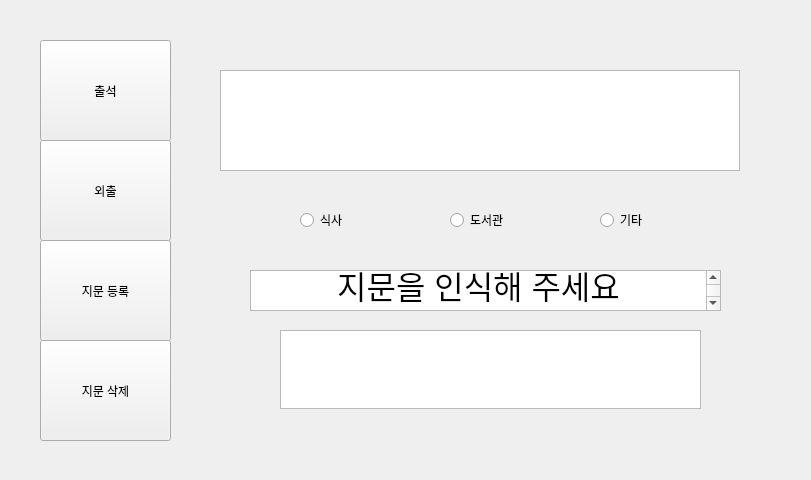
The window that fingerPrint/fingerPrint_kyumin/qt-designer/ammend_2.ui (kyumin1227/python-application) describes before a commit, drawn with Qt 5.
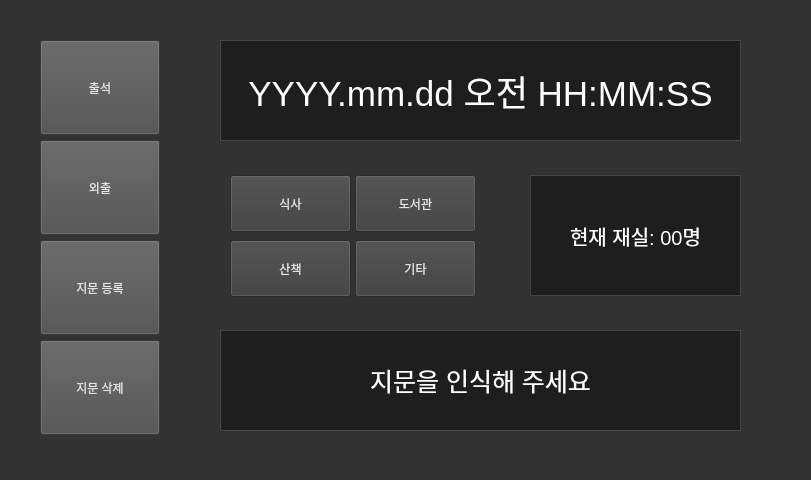
The same window after the commit. The open tabs and pages were chosen to show the change.

Commit message: Feat: UI 디자인 완성 및 페이지 변경 기능 추가

Diff of the .ui file:
```diff
--- a/fingerPrint/fingerPrint_kyumin/qt-designer/ammend_2.ui
+++ b/fingerPrint/fingerPrint_kyumin/qt-designer/ammend_2.ui
@@ -13,16 +13,26 @@
   <property name="windowTitle">
    <string>MainWindow</string>
   </property>
+  <property name="autoFillBackground">
+   <bool>false</bool>
+  </property>
+  <property name="styleSheet">
+   <string notr="true">background-color: rgb(50, 50, 50);</string>
+  </property>
   <widget class="QWidget" name="centralwidget">
    <widget class="QPushButton" name="fingerprint_button">
     <property name="geometry">
      <rect>
       <x>40</x>
       <y>40</y>
-      <width>131</width>
-      <height>101</height>
+      <width>120</width>
+      <height>95</height>
      </rect>
     </property>
+    <property name="styleSheet">
+     <string notr="true">background-color: rgb(78, 78, 78);
+color: rgb(227, 227, 227);</string>
+    </property>
     <property name="text">
      <string>출석</string>
     </property>
@@ -32,10 +42,14 @@
      <rect>
       <x>40</x>
       <y>140</y>
-      <width>131</width>
-      <height>101</height>
+      <width>120</width>
+      <height>95</height>
      </rect>
     </property>
+    <property name="styleSheet">
+     <string notr="true">background-color: rgb(78, 78, 78);
+color: rgb(227, 227, 227);</string>
+    </property>
     <property name="text">
      <string>외출</string>
     </property>
@@ -45,10 +59,14 @@
      <rect>
       <x>40</x>
       <y>240</y>
-      <width>131</width>
-      <height>101</height>
+      <width>120</width>
+      <height>95</height>
      </rect>
     </property>
+    <property name="styleSheet">
+     <string notr="true">background-color: rgb(78, 78, 78);
+color: rgb(227, 227, 227);</string>
+    </property>
     <property name="text">
      <string>지문 등록</string>
     </property>
@@ -58,10 +76,14 @@
      <rect>
       <x>40</x>
       <y>340</y>
-      <width>131</width>
-      <height>101</height>
+      <width>120</width>
+      <height>95</height>
      </rect>
     </property>
+    <property name="styleSheet">
+     <string notr="true">background-color: rgb(78, 78, 78);
+color: rgb(227, 227, 227);</string>
+    </property>
     <property name="text">
      <string>지문 삭제</string>
     </property>
@@ -75,6 +97,9 @@
       <height>391</height>
      </rect>
     </property>
+    <property name="autoFillBackground">
+     <bool>false</bool>
+    </property>
     <property name="currentIndex">
      <number>0</number>
     </property>
@@ -144,82 +169,146 @@
      </widget>
     </widget>
     <widget class="QWidget" name="outing_page">
-     <widget class="QRadioButton" name="radioButton_food">
+     <widget class="QLabel" name="out_label_date">
       <property name="geometry">
        <rect>
-        <x>120</x>
-        <y>170</y>
-        <width>100</width>
-        <height>20</height>
+        <x>40</x>
+        <y>0</y>
+        <width>521</width>
+        <height>101</height>
        </rect>
       </property>
+      <property name="autoFillBackground">
+       <bool>false</bool>
+      </property>
+      <property name="styleSheet">
+       <string notr="true">color: rgb(255, 255, 255);
+background-color: rgb(30, 30, 30);   
+border: 1px solid rgb(70, 70, 70);
+font-size: 35px;</string>
+      </property>
       <property name="text">
-       <string>식사 </string>
+       <string>YYYY.mm.dd 오전 HH:MM:SS</string>
       </property>
+      <property name="alignment">
+       <set>Qt::AlignCenter</set>
+      </property>
      </widget>
-     <widget class="QRadioButton" name="radioButton_lib">
+     <widget class="QLabel" name="out_label_now">
       <property name="geometry">
        <rect>
-        <x>270</x>
-        <y>170</y>
-        <width>100</width>
-        <height>20</height>
+        <x>350</x>
+        <y>135</y>
+        <width>211</width>
+        <height>121</height>
        </rect>
+      </property>
+      <property name="styleSheet">
+       <string notr="true">color: rgb(255, 255, 255);
+background-color: rgb(30, 30, 30);   
+border: 1px solid rgb(70, 70, 70);
+font-size: 20px;</string>
+      </property>
+      <property name="text">
+       <string>현재 재실: 00명</string>
+      </property>
+      <property name="alignment">
+       <set>Qt::AlignCenter</set>
+      </property>
+     </widget>
+     <widget class="QLabel" name="out_label_text">
+      <property name="geometry">
+       <rect>
+        <x>40</x>
+        <y>290</y>
+        <width>521</width>
+        <height>101</height>
+       </rect>
+      </property>
+      <property name="autoFillBackground">
+       <bool>false</bool>
+      </property>
+      <property name="styleSheet">
+       <string notr="true">color: rgb(255, 255, 255);
+background-color: rgb(30, 30, 30);   
+border: 1px solid rgb(70, 70, 70);
+font-size: 25px;</string>
+      </property>
+      <property name="text">
+       <string>지문을 인식해 주세요</string>
+      </property>
+      <property name="alignment">
+       <set>Qt::AlignCenter</set>
+      </property>
+     </widget>
+     <widget class="QPushButton" name="out_pushButton_gohan">
+      <property name="geometry">
+       <rect>
+        <x>50</x>
+        <y>135</y>
+        <width>121</width>
+        <height>57</height>
+       </rect>
+      </property>
+      <property name="styleSheet">
+       <string notr="true">background-color: rgb(60, 60, 60);
+color: rgb(227, 227, 227);</string>
+      </property>
+      <property name="text">
+       <string>식사</string>
+      </property>
+     </widget>
+     <widget class="QPushButton" name="out_pushButton_lib">
+      <property name="geometry">
+       <rect>
+        <x>175</x>
+        <y>135</y>
+        <width>121</width>
+        <height>57</height>
+       </rect>
+      </property>
+      <property name="styleSheet">
+       <string notr="true">background-color: rgb(60, 60, 60);
+color: rgb(227, 227, 227);</string>
       </property>
       <property name="text">
        <string>도서관</string>
       </property>
      </widget>
-     <widget class="QRadioButton" name="radioButton_else">
+     <widget class="QPushButton" name="out_pushButton_walk">
       <property name="geometry">
        <rect>
-        <x>420</x>
-        <y>170</y>
-        <width>100</width>
-        <height>20</height>
+        <x>50</x>
+        <y>200</y>
+        <width>121</width>
+        <height>57</height>
        </rect>
+      </property>
+      <property name="styleSheet">
+       <string notr="true">background-color: rgb(60, 60, 60);
+color: rgb(227, 227, 227);</string>
+      </property>
+      <property name="text">
+       <string>산책</string>
+      </property>
+     </widget>
+     <widget class="QPushButton" name="out_pushButton_else">
+      <property name="geometry">
+       <rect>
+        <x>175</x>
+        <y>200</y>
+        <width>121</width>
+        <height>57</height>
+       </rect>
+      </property>
+      <property name="styleSheet">
+       <string notr="true">background-color: rgb(60, 60, 60);
+color: rgb(227, 227, 227);</string>
       </property>
       <property name="text">
        <string>기타</string>
       </property>
      </widget>
-     <widget class="QTextBrowser" name="textBrowser_outing">
-      <property name="geometry">
-       <rect>
-        <x>70</x>
-        <y>230</y>
-        <width>471</width>
-        <height>41</height>
-       </rect>
-      </property>
-      <property name="html">
-       <string>&lt;!DOCTYPE HTML PUBLIC &quot;-//W3C//DTD HTML 4.0//EN&quot; &quot;http://www.w3.org/TR/REC-html40/strict.dtd&quot;&gt;
-&lt;html&gt;&lt;head&gt;&lt;meta name=&quot;qrichtext&quot; content=&quot;1&quot; /&gt;&lt;style type=&quot;text/css&quot;&gt;
-p, li { white-space: pre-wrap; }
-&lt;/style&gt;&lt;/head&gt;&lt;body style=&quot; font-family:'.AppleSystemUIFont'; font-size:13pt; font-weight:400; font-style:normal;&quot;&gt;
-&lt;p align=&quot;center&quot; style=&quot; margin-top:0px; margin-bottom:0px; margin-left:0px; margin-right:0px; -qt-block-indent:0; text-indent:0px;&quot;&gt;&lt;span style=&quot; font-size:24pt;&quot;&gt;지문을 인식해 주세요&lt;/span&gt;&lt;/p&gt;&lt;/body&gt;&lt;/html&gt;</string>
-      </property>
-     </widget>
-     <widget class="QTextEdit" name="textEdit_outing">
-      <property name="geometry">
-       <rect>
-        <x>100</x>
-        <y>290</y>
-        <width>421</width>
-        <height>79</height>
-       </rect>
-      </property>
-     </widget>
-     <widget class="QTextEdit" name="textEdit_date_outing">
-      <property name="geometry">
-       <rect>
-        <x>40</x>
-        <y>30</y>
-        <width>520</width>
-        <height>101</height>
-       </rect>
-      </property>
-     </widget>
     </widget>
     <widget class="QWidget" name="new_fingerprint_page">
      <widget class="QTextEdit" name="textEdit_new">
```
Left out of the diff: 417 changed lines with no effect on the pictures. The commit also changes 2 other files.
